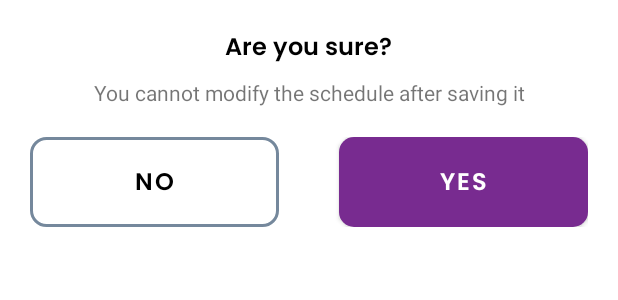
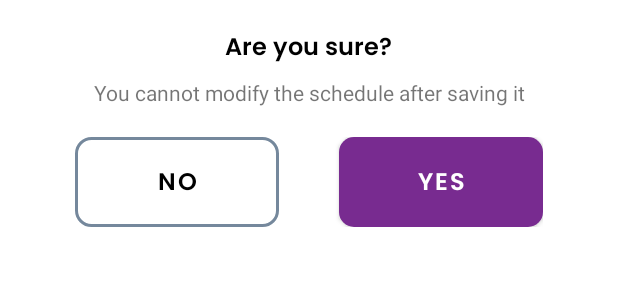
Before and after one commit to aimanxkiller/UI_Designs, an Android app: the layout custom_dialog.xml on its own in the app's theme, with its tools: preview values and no code run, on a phone screen of 412 x 824 dp. Shown: the top 300 px of the screen. Run offline under Robolectric (Android 15) with nearby library versions, the phone set to English and light mode, and no system bars.

```diff
--- a/app/src/main/res/layout/custom_dialog.xml
+++ b/app/src/main/res/layout/custom_dialog.xml
@@ -1,7 +1,9 @@
 <?xml version="1.0" encoding="utf-8"?>
-<androidx.appcompat.widget.LinearLayoutCompat xmlns:android="http://schemas.android.com/apk/res/android"
+<androidx.appcompat.widget.LinearLayoutCompat
+    xmlns:android="http://schemas.android.com/apk/res/android"
+    android:layout_marginHorizontal="30dp"
     android:layout_width="match_parent"
-    android:layout_height="match_parent"
+    android:layout_height="wrap_content"
     xmlns:app="http://schemas.android.com/apk/res-auto"
     android:orientation="vertical"
     >
@@ -48,8 +50,6 @@
                     android:layout_height="60dp"
                     android:layout_weight="1"
                     android:layout_marginEnd="20dp"
-                    android:layout_alignParentStart="true"
-                    android:layout_alignParentTop="true"
                     android:textColor="@color/black"
                     android:background="@drawable/button_custom_clear"
                     android:fontFamily="@font/poppins_semi_bold"
@@ -62,8 +62,6 @@
                     android:id="@+id/buttonDialogYes"
                     android:layout_width="0dp"
                     android:layout_height="60dp"
-                    android:layout_alignParentEnd="true"
-                    android:layout_alignParentTop="true"
                     android:background="@drawable/button_custom_color"
                     android:fontFamily="@font/poppins_semi_bold"
                     android:includeFontPadding="false"
```
Also changed, not shown: app/src/main/java/com/example/uidesigns/fragments/Profile.kt (+8 -7 lines).
